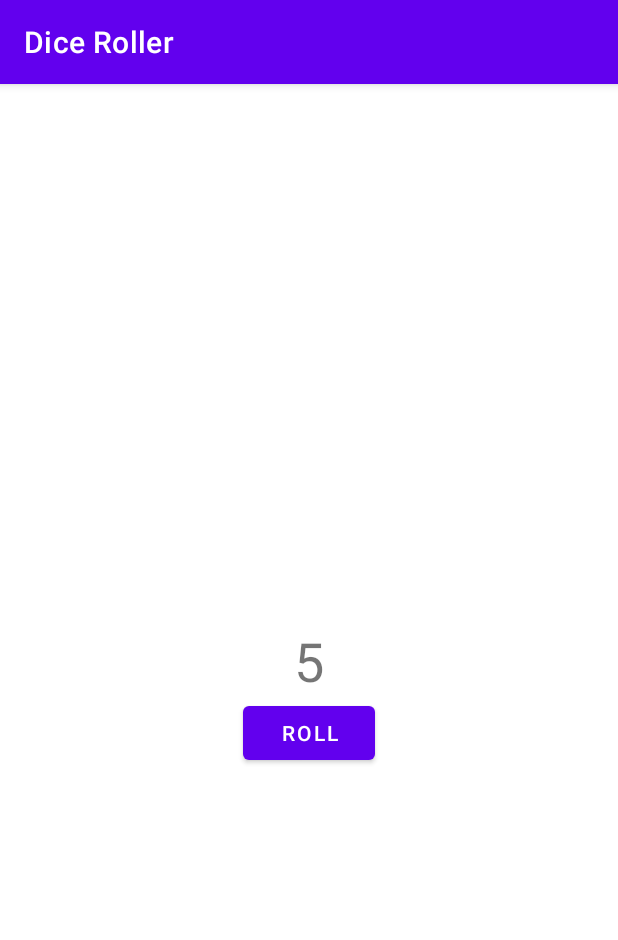
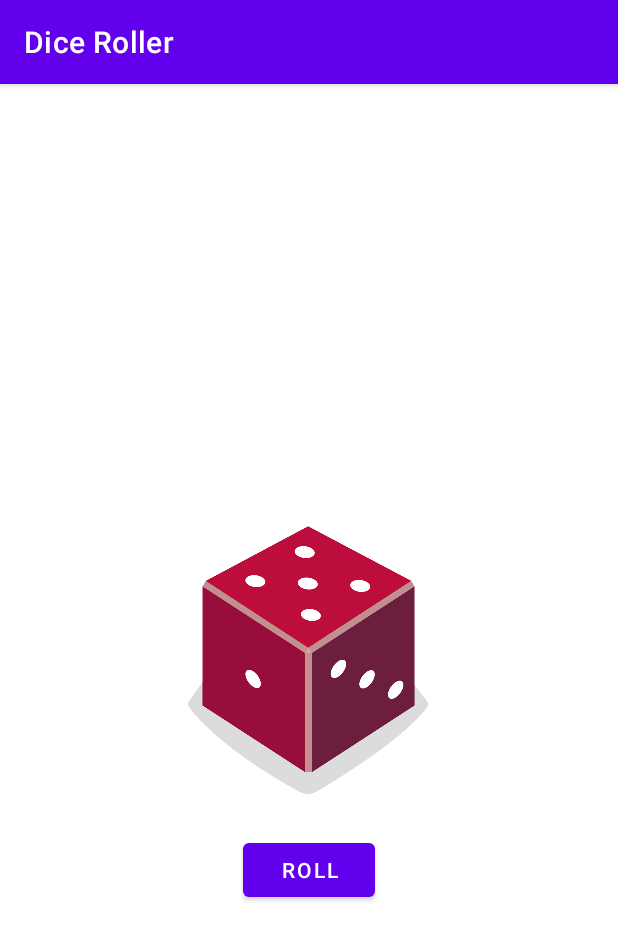
Before and after one commit to shoumik310/Kotlin-Practice, an Android app: the screen it shows after launch (MainActivity), after a tap on "ROLL", on a phone screen of 412 x 824 dp. Shown: the top 940 px of the screen. Run offline under Robolectric (Android 15) with nearby library versions, the phone set to English and light mode, and no system bars.

Commit message:
Dice Roller With Image View

```diff
--- a/DiceRoller/app/src/main/java/com/example/diceroller/MainActivity.kt
+++ b/DiceRoller/app/src/main/java/com/example/diceroller/MainActivity.kt
@@ -3,6 +3,7 @@ package com.example.diceroller
 import androidx.appcompat.app.AppCompatActivity
 import android.os.Bundle
 import android.widget.Button
+import android.widget.ImageView
 import android.widget.TextView
 import android.widget.Toast
 
@@ -18,8 +19,11 @@ class MainActivity : AppCompatActivity() {
         val rollButton: Button = findViewById(R.id.button)
         rollButton.setOnClickListener {
 //            Toast.makeText(this,"Dice Rolled!", Toast.LENGTH_SHORT).show()
-                rollDice();
+            rollDice();
         }
+
+        //Roll dice once when app loads
+        rollDice()
 
     }
 
@@ -27,17 +31,33 @@ class MainActivity : AppCompatActivity() {
      * Roll the dice and update the screen with the result.
      */
     private fun rollDice() {
-        // Create new Dice object with 6 sides
-        val dice = Dice(6);
+        // Create new Dice object with 6 sides and roll the dice
+        val dice = Dice(6)
+        val diceRoll = dice.roll()
 
-        //Roll the dice and update the screen
-        val resultTextView: TextView = findViewById(R.id.textView)
-        resultTextView.text = dice.roll().toString()
+        //Find the Image View in layout
+        val diceImage: ImageView = findViewById(R.id.imageView)
+
+        //Get the drawable resource id based on the number rolled on dice
+        val drawableResource = when (diceRoll) {
+            1 -> R.drawable.dice_1
+            2 -> R.drawable.dice_2
+            3 -> R.drawable.dice_3
+            4 -> R.drawable.dice_4
+            5 -> R.drawable.dice_5
+            else -> R.drawable.dice_6
+        }
+
+        // Update the ImageView with the correct drawable resource ID
+        diceImage.setImageResource(drawableResource)
+
+        // Update the content description
+        diceImage.contentDescription = diceRoll.toString()
     }
 }
 
-class Dice(val numSides: Int){
-    fun roll(): Int{
+class Dice(val numSides: Int) {
+    fun roll(): Int {
         return (1..numSides).random()
     }
 }
--- a/DiceRoller/app/src/main/res/layout/activity_main.xml
+++ b/DiceRoller/app/src/main/res/layout/activity_main.xml
@@ -6,26 +6,27 @@
     android:layout_height="match_parent"
     tools:context=".MainActivity">
 
-    <TextView
-        android:id="@+id/textView"
-        android:layout_width="wrap_content"
-        android:layout_height="wrap_content"
-        android:text="1"
-        android:textSize="36sp"
-        app:layout_constraintBottom_toBottomOf="parent"
-        app:layout_constraintEnd_toEndOf="parent"
-        app:layout_constraintHorizontal_bias="0.5"
-        app:layout_constraintStart_toStartOf="parent"
-        app:layout_constraintTop_toTopOf="parent" />
-
     <Button
         android:id="@+id/button"
         android:layout_width="wrap_content"
         android:layout_height="wrap_content"
+        android:layout_marginTop="16dp"
         android:text="@string/roll"
         app:layout_constraintEnd_toEndOf="parent"
         app:layout_constraintHorizontal_bias="0.5"
         app:layout_constraintStart_toStartOf="parent"
-        app:layout_constraintTop_toBottomOf="@+id/textView" />
+        app:layout_constraintTop_toBottomOf="@+id/imageView" />
+
+    <ImageView
+        android:id="@+id/imageView"
+        android:layout_width="160dp"
+        android:layout_height="200dp"
+        app:layout_constraintBottom_toBottomOf="parent"
+        app:layout_constraintEnd_toEndOf="parent"
+        app:layout_constraintHorizontal_bias="0.498"
+        app:layout_constraintStart_toStartOf="parent"
+        app:layout_constraintTop_toTopOf="parent"
+        app:srcCompat="@drawable/dice_1"
+        tools:ignore="ImageContrastCheck" />
 
 </androidx.constraintlayout.widget.ConstraintLayout>
```
Also changed, not shown: DiceRoller/app/src/main/res/drawable/dice_1.png (added), DiceRoller/app/src/main/res/drawable/dice_2.png (added), DiceRoller/app/src/main/res/drawable/dice_3.png (added), DiceRoller/app/src/main/res/drawable/dice_4.png (added), DiceRoller/app/src/main/res/drawable/dice_5.png (added), DiceRoller/app/src/main/res/drawable/dice_6.png (added), 1 other file.
